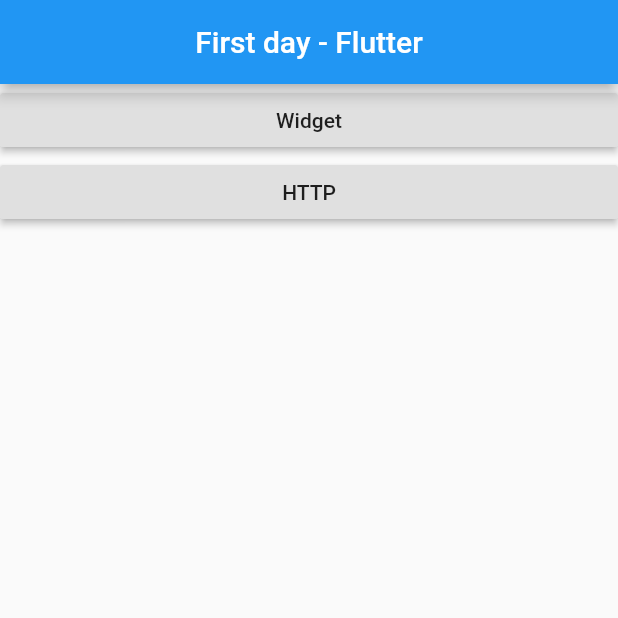
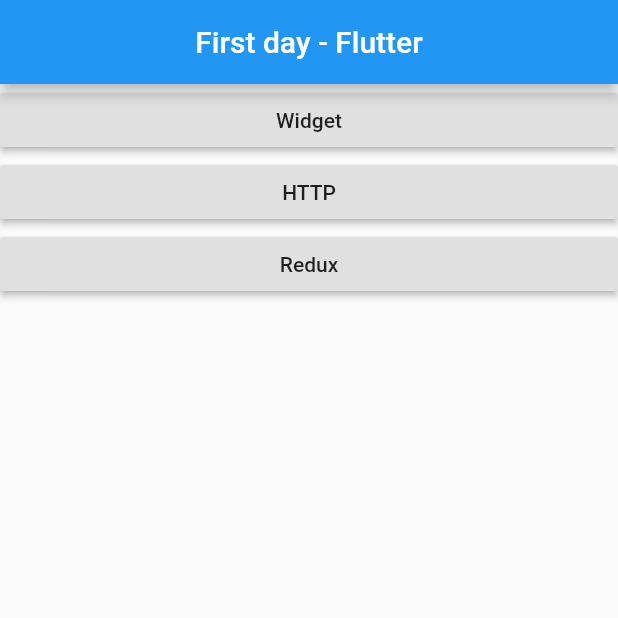
Before and after one commit to DeppaTori/firstday-flutter, a Flutter app: the screen it shows after launch, on a phone screen of 412 x 824 dp, the top half of it. Run offline on Flutter 3.47's test engine with Material 2 defaults, Android fonts, the phone set to English and light mode, and no system bars; our stand-ins replace flutter_redux, redux.

Commit message:
add action increment in redux

```diff
--- /dev/null
+++ b/lib/counterState.dart
@@ -0,0 +1,4 @@
+class CounterState{
+  final int counter;
+  CounterState(this.counter);
+}
--- a/lib/main.dart
+++ b/lib/main.dart
@@ -1,5 +1,6 @@
 import 'package:flutter/material.dart';
 import 'http.dart';
+import 'redux.dart';
 
 void main() {
   runApp(MaterialApp(title: 'Navigation Basics', home: MyApp()));
@@ -32,6 +33,13 @@ class _MyAppState extends State<MyApp> {
                       MaterialPageRoute(builder: (context) => HttpPage()));
                 },
                 child: Text("HTTP"),
+              ),
+              RaisedButton(
+                onPressed: () {
+                  Navigator.push(context,
+                      MaterialPageRoute(builder: (context) => ReduxPage()));
+                },
+                child: Text("Redux"),
               )
             ],
           )),
```
Also changed, not shown: lib/reducer.dart (added, +10 -0 lines), lib/redux.dart (added, +61 -0 lines).
